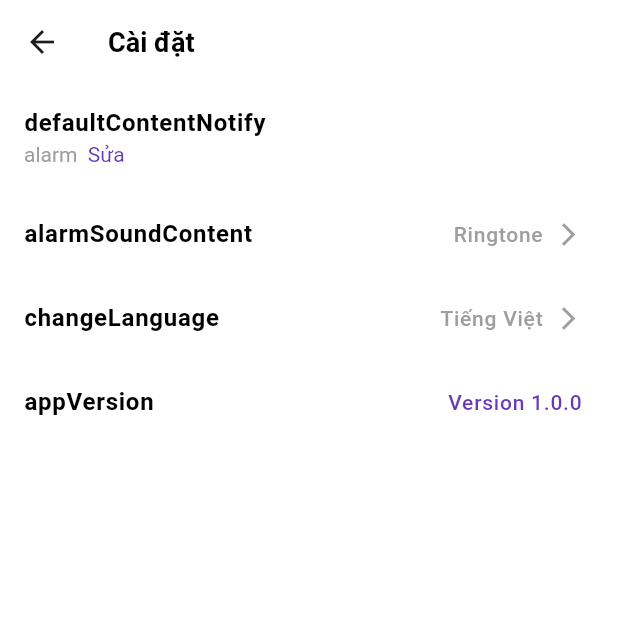
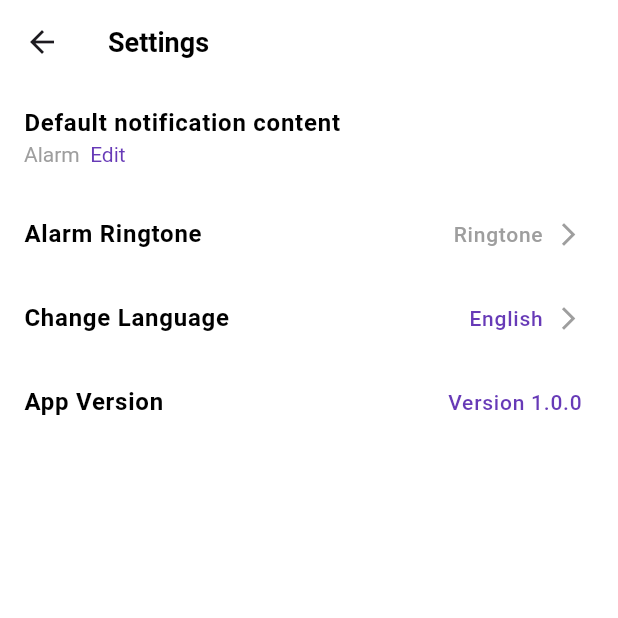
Before and after one commit to jeremienguyen20798/smart_clock, a Flutter app: the SettingsView screen opened directly, on a phone screen of 412 x 824 dp, the top half of it. Run offline on Flutter 3.47's test engine with Material 3 defaults, Android fonts, the phone set to English and light mode, and no system bars; our stand-ins replace bloc, easy_localization, equatable, firebase_core, firebase_remote_config, flutter_bloc and 8 more; missing offline and left inert: android_power_manager; accounts and stored records are empty; project files that could hold a hidden picture were left out.

Commit message:
commit code: Change language.

```diff
--- a/assets/translations/en-US.json
+++ b/assets/translations/en-US.json
@@ -0,0 +1,36 @@
+{
+    "appName": "Smart Clock",
+    "homeTitle": "Hello, have a nice day",
+    "alarm": "Alarm",
+    "deleteAlarm": "Delete",
+    "addAlarmTitleText": "Add Alarm",
+    "alarmSoundContent": "Alarm Ringtone",
+    "typeRepeatAlarm": "Repeat",
+    "whenAlarm": "Delete alarm after notification",
+    "inputAlarmNote": "Alarm Note",
+    "inputNote": "Enter note",
+    "cancel": "Cancel",
+    "confirm": "Set",
+    "edit": "Edit",
+    "settingsTitle": "Settings",
+    "defaultContentNotify": "Default notification content",
+    "daily": "Daily",
+    "justOnce": "Once",
+    "mondayToFriday": "Monday to Friday",
+    "emptyText": "No alarms yet",
+    "errorText": "An error occurred",
+    "messagePrompt": "Create an alarm with your request",
+    "warning": "Warning",
+    "warningContent": "Battery saver mode is enabled for this app. Please disable it if you want to receive accurate notifications.",
+    "changeLanguage": "Change Language",
+    "appVersion": "App Version",
+    "confirmChange": "Confirm",
+    "inputContent": "Input content",
+    "editNotification": "Edit notification",
+    "items": "items",
+    "deleteSelected": "Delete selected",
+    "calculating": "Calculating...",
+    "hour": "hour",
+    "minute": "minute",
+    "alarmAfter": "Alarm after"
+}
--- /dev/null
+++ b/lib/core/extensions/locale_extension.dart
@@ -0,0 +1,7 @@
+import 'package:flutter/material.dart';
+
+extension LocaleExtension on Locale {
+  String toLanguageName() {
+    return languageCode == 'vi' ? 'Vietnamese' : 'English';
+  }
+}
--- a/lib/core/utils/bottomsheet_utils.dart
+++ b/lib/core/utils/bottomsheet_utils.dart
@@ -2,10 +2,15 @@ import 'package:flutter/material.dart';
 import 'package:smart_clock/shared/widgets/change_language.dart';
 
 class BottomsheetUtils {
-  static void showChangeLanguageBottomSheet(BuildContext context) {
+  static void showChangeLanguageBottomSheet(
+      BuildContext context, Function(Locale) onChange) {
     showModalBottomSheet(
         context: context,
         backgroundColor: Colors.transparent,
-        builder: (context) => const ChangeLanguage());
+        builder: (context) => const ChangeLanguage()).then((value) {
+      if (value != null) {
+        onChange(value);
+      }
+    });
   }
 }
--- a/lib/features/home/view/home_view.dart
+++ b/lib/features/home/view/home_view.dart
@@ -65,7 +65,7 @@ class HomeView extends StatelessWidget {
                 : null,
             title: Text(
                 isDelete
-                    ? "Đã chọn xoá ${deleteAlarms?.length} mục"
+                    ? "${'deleteSelected'.tr()} ${deleteAlarms?.length} ${'items'.tr()}"
                     : 'homeTitle'.tr(),
                 style: const TextStyle(
                   fontSize: 18.0,
--- a/lib/features/settings/bloc/settings_bloc.dart
+++ b/lib/features/settings/bloc/settings_bloc.dart
@@ -7,5 +7,12 @@ import 'package:smart_clock/features/settings/bloc/settings_state.dart';
 class SettingsBloc extends Bloc<SettingsEvent, SettingsState> {
   final prefs = getIt.get<SharedPreferences>();
 
-  SettingsBloc() : super(InitSettingState());
+  SettingsBloc() : super(InitSettingState()) {
+    on<OnGetDefaultConfigsEvent>(_onGetDefaultConfigs);
+  }
+
+  void _onGetDefaultConfigs(
+      OnGetDefaultConfigsEvent event, Emitter<SettingsState> emitter) {
+    emitter(GetDefaultConfigsState(false));
+  }
 }
--- a/lib/features/settings/view/settings_page.dart
+++ b/lib/features/settings/view/settings_page.dart
@@ -1,6 +1,7 @@
 import 'package:flutter/material.dart';
 import 'package:flutter_bloc/flutter_bloc.dart';
 import 'package:smart_clock/features/settings/bloc/settings_bloc.dart';
+import 'package:smart_clock/features/settings/bloc/settings_event.dart';
 import 'package:smart_clock/features/settings/view/settings_view.dart';
 
 class SettingsPage extends StatelessWidget {
@@ -9,7 +10,7 @@ class SettingsPage extends StatelessWidget {
   @override
   Widget build(BuildContext context) {
     return BlocProvider(
-        create: (_) => SettingsBloc(),
+        create: (_) => SettingsBloc()..add(OnGetDefaultConfigsEvent()),
         child: const SettingsView());
   }
 }
--- a/lib/features/settings/view/settings_view.dart
+++ b/lib/features/settings/view/settings_view.dart
@@ -2,11 +2,11 @@ import 'package:easy_localization/easy_localization.dart';
 import 'package:flutter/gestures.dart';
 import 'package:flutter/material.dart';
 import 'package:flutter_bloc/flutter_bloc.dart';
+import 'package:smart_clock/core/extensions/locale_extension.dart';
 import 'package:smart_clock/core/utils/bottomsheet_utils.dart';
 import 'package:smart_clock/features/settings/bloc/settings_bloc.dart';
 import 'package:smart_clock/features/settings/bloc/settings_state.dart';
 
-import '../../../core/constants/app_constants.dart';
 import '../../../core/utils/dialog_utils.dart';
 
 class SettingsView extends StatelessWidget {
@@ -15,6 +15,10 @@ class SettingsView extends StatelessWidget {
   @override
   Widget build(BuildContext context) {
     return BlocBuilder<SettingsBloc, SettingsState>(builder: (context, state) {
+      String localeName = 'Vietnamese';
+      if (state is GetDefaultConfigsState) {
+        localeName = context.locale.toLanguageName();
+      }
       return Scaffold(
         backgroundColor: Colors.white,
         appBar: AppBar(
@@ -25,9 +29,9 @@ class SettingsView extends StatelessWidget {
                 Navigator.pop(context);
               },
               icon: const Icon(Icons.arrow_back)),
-          title: const Text(
-            AppConstants.titleSettings,
-            style: TextStyle(
+          title: Text(
+            'settingsTitle'.tr(),
+            style: const TextStyle(
               fontSize: 18.0,
               color: Colors.black,
               fontWeight: FontWeight.bold,
@@ -59,7 +63,7 @@ class SettingsView extends StatelessWidget {
                           ..onTap = () {
                             DialogUtils.showEditMessageNotiDialog(context);
                           },
-                        text: 'Sửa',
+                        text: 'edit'.tr(),
                         style: const TextStyle(
                             color: Colors.deepPurple, fontSize: 14.0))
                   ])),
@@ -97,7 +101,11 @@ class SettingsView extends StatelessWidget {
             ),
             ListTile(
               onTap: () {
-                BottomsheetUtils.showChangeLanguageBottomSheet(context);
+                BottomsheetUtils.showChangeLanguageBottomSheet(context,
+                    (locale) {
+                  localeName = locale.toLanguageTag();
+                  context.setLocale(locale);
+                });
               },
               title: Text(
                 'changeLanguage'.tr(),
@@ -111,11 +119,11 @@ class SettingsView extends StatelessWidget {
                 crossAxisAlignment: CrossAxisAlignment.center,
                 mainAxisSize: MainAxisSize.min,
                 children: [
-                  const Text(
-                    'Tiếng Việt',
-                    style: TextStyle(
+                  Text(
+                    localeName,
+                    style: const TextStyle(
                       fontSize: 14.0,
-                      color: Colors.grey,
+                      color: Colors.deepPurple,
                     ),
                   ),
                   const SizedBox(width: 8.0),
--- a/lib/shared/widgets/alarm_countdown/view/alarm_countdown_view.dart
+++ b/lib/shared/widgets/alarm_countdown/view/alarm_countdown_view.dart
@@ -1,3 +1,4 @@
+import 'package:easy_localization/easy_localization.dart';
 import 'package:flutter/material.dart';
 import 'package:flutter_bloc/flutter_bloc.dart';
 import 'package:smart_clock/shared/widgets/alarm_countdown/cubit/alarm_countdown_cubit.dart';
@@ -45,11 +46,12 @@ class _AlarmCountdownViewState extends State<AlarmCountdownView> {
         builder: (context, state) {
       if (state.duration != null) {
         if (state.duration == Duration.zero) {
-          countdownText = 'Đang tính toán...';
+          countdownText = 'calculating'.tr();
         } else {
           final hours = state.duration!.inHours;
           final minutes = state.duration!.inMinutes % 60;
-          countdownText = 'Báo thức sau $hours giờ $minutes phút';
+          countdownText =
+              '${'alarmAfter'.tr()} $hours ${'hour'.tr()} $minutes ${'minute'.tr()}';
         }
         return Row(
           crossAxisAlignment: CrossAxisAlignment.center,
```
Also changed, not shown: assets/translations/vi-VN.json (+10 -1 lines), lib/core/extensions/alarm_type_extension.dart (+4 -4 lines), lib/shared/dialog/edit_message_dialog.dart (+8 -7 lines), lib/shared/widgets/change_language.dart (+69 -13 lines), lib/core/constants/images.dart (added).
